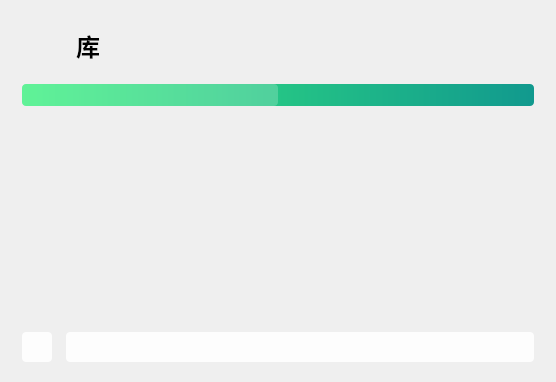
This is QtAdb/sonPages/apps/sp_libraries.ui in LapplandSP/QtAdb as Qt 5 draws it before an edit. The edited form follows.
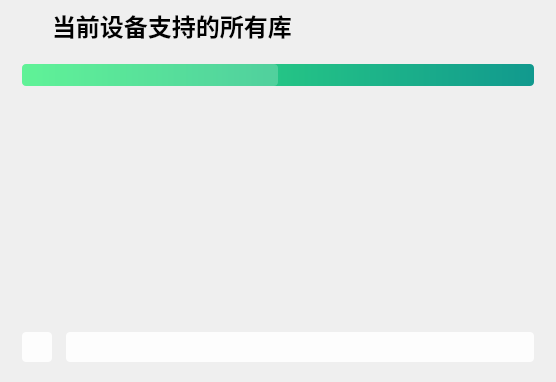
This is the edited form. Icons and pictures are not drawn.

What changed in the file:
```diff
--- a/QtAdb/sonPages/apps/sp_libraries.ui
+++ b/QtAdb/sonPages/apps/sp_libraries.ui
@@ -14,6 +14,9 @@
    <string>Form</string>
   </property>
   <layout class="QHBoxLayout" name="horizontalLayout_3">
+   <property name="topMargin">
+    <number>0</number>
+   </property>
    <item>
     <widget class="QWidget" name="widget" native="true">
      <property name="styleSheet">
@@ -25,6 +28,9 @@
       <property name="leftMargin">
        <number>11</number>
       </property>
+      <property name="topMargin">
+       <number>0</number>
+      </property>
       <property name="rightMargin">
        <number>11</number>
       </property>
@@ -36,20 +42,20 @@
         <item>
          <layout class="QHBoxLayout" name="horizontalLayout_2">
           <property name="spacing">
-           <number>14</number>
+           <number>0</number>
           </property>
           <item>
            <widget class="QLabel" name="icon">
             <property name="minimumSize">
              <size>
-              <width>40</width>
-              <height>40</height>
+              <width>30</width>
+              <height>30</height>
              </size>
             </property>
             <property name="maximumSize">
              <size>
-              <width>40</width>
-              <height>40</height>
+              <width>30</width>
+              <height>30</height>
              </size>
             </property>
             <property name="styleSheet">
@@ -87,7 +93,7 @@
 border:0px solid #BDBDBD;</string>
             </property>
             <property name="text">
-             <string>库</string>
+             <string>当前设备支持的所有库</string>
             </property>
            </widget>
           </item>
```
